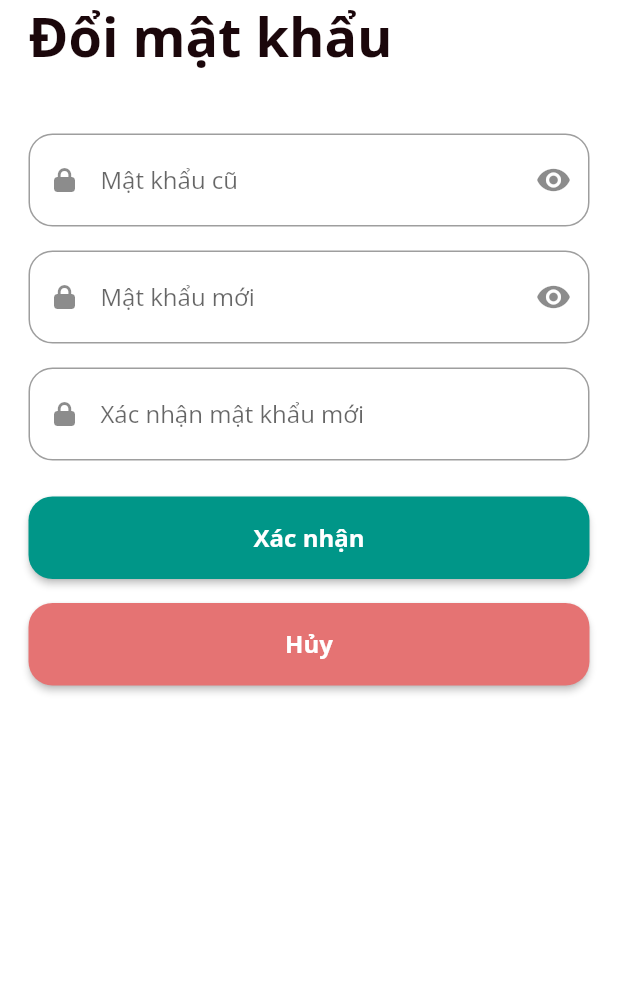
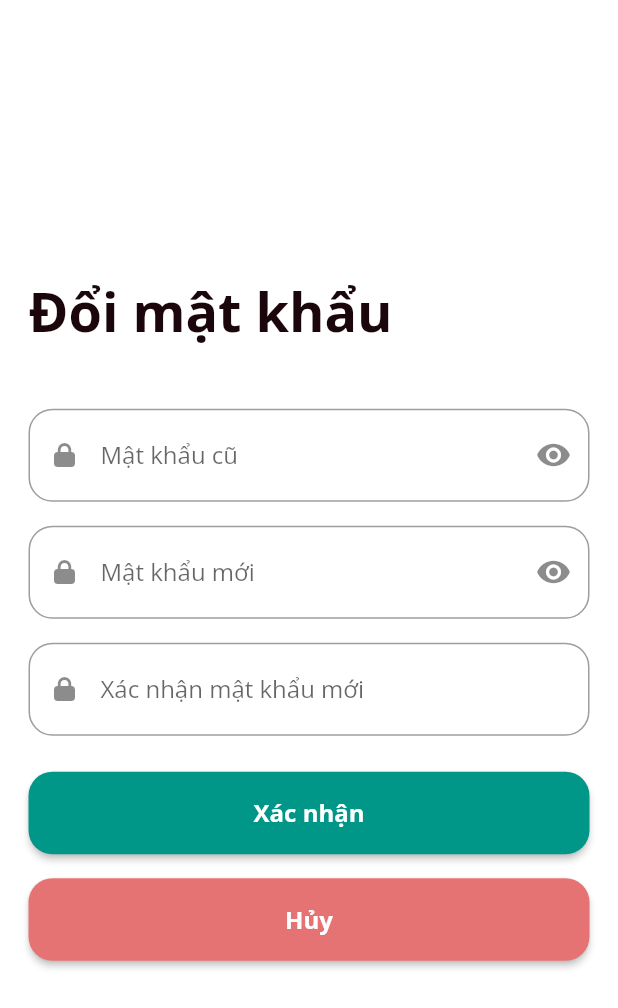
Before and after one commit to FTeambyDinhPhuc/DoAnChuyenNganh_FGo, a Flutter app: the ChangePassword screen opened by its route, on a phone screen of 412 x 824 dp. Shown: the top 1008 px of the screen. Run offline on Flutter 3.47's test engine with Material 2 defaults, Android fonts, the phone set to English and light mode, and no system bars; our stand-ins replace font_awesome_flutter, get, google_maps_flutter, image_picker, location.

Commit message:
chỉnh sửa màn hình đổi mật khẩu

```diff
--- a/lib/views/changepassword/change_password_screen.dart
+++ b/lib/views/changepassword/change_password_screen.dart
@@ -14,8 +14,10 @@ class ChangePassword extends StatelessWidget {
       body: SafeArea(
           child: Padding(
         padding: const EdgeInsets.only(left: 19, top: 0, right: 19, bottom: 0),
+        child: Center(
           child: SingleChildScrollView(
             child: Column(
+              mainAxisSize: MainAxisSize.min,
               children: [
                 TextFiledChangePassword(),
                 ButtonFullWidth(
@@ -33,6 +35,7 @@ class ChangePassword extends StatelessWidget {
               ],
             ),
           ),
+        ),
       )),
     );
   }
--- a/lib/views/register/components/text_field_register.dart
+++ b/lib/views/register/components/text_field_register.dart
@@ -11,10 +11,7 @@ class TextFieldRegister extends StatelessWidget {
 
   @override
   Widget build(BuildContext context) {
-    return Column(
-        mainAxisSize: MainAxisSize.min,
-        crossAxisAlignment: CrossAxisAlignment.stretch,
-        children: [
+    return Column(crossAxisAlignment: CrossAxisAlignment.stretch, children: [
       Text(
         "Đăng ký",
         style: Theme.of(context).textTheme.headline1,
```
Lines whose indentation alone changed are shown as unchanged.
